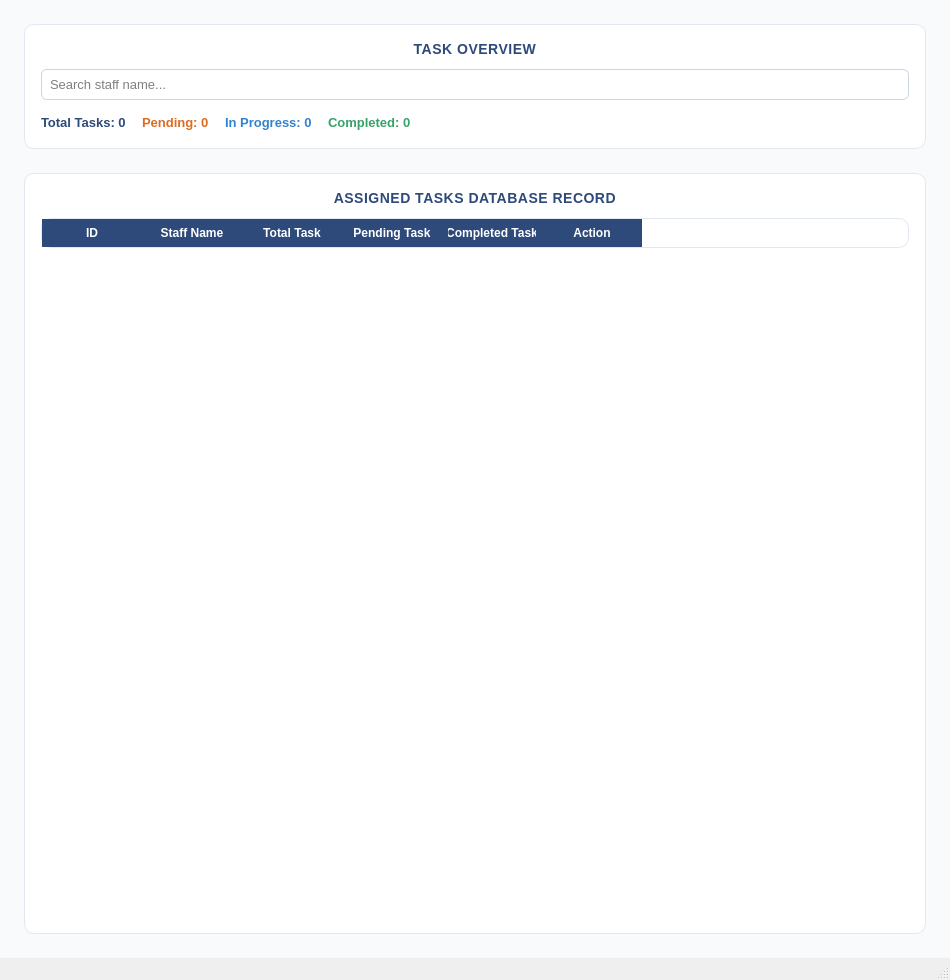
Above: ui/taskmanagement.ui from kriitikat/Sajilo-Bazarr before the change. Below: the same form after it.
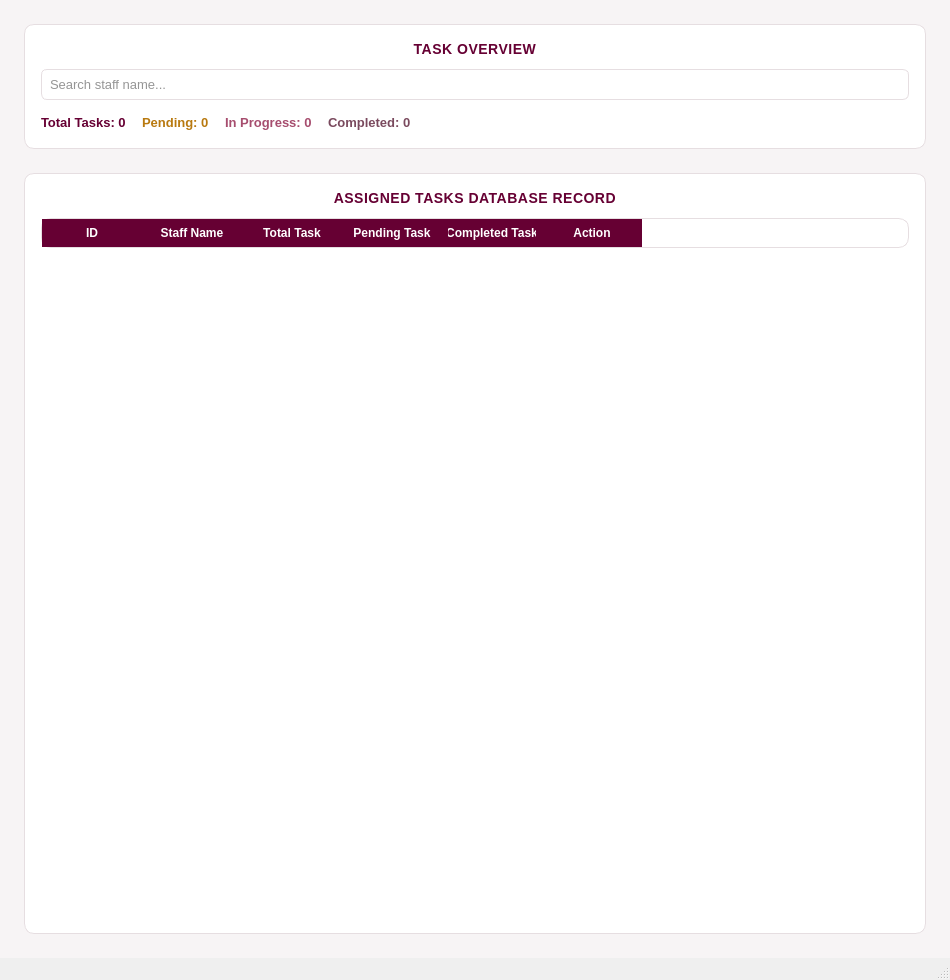
That is the form after the change.

Patch:
```diff
--- a/ui/taskmanagement.ui
+++ b/ui/taskmanagement.ui
@@ -37,7 +37,7 @@
         </rect>
        </property>
        <property name="styleSheet">
-        <string>background-color:#F8FAFC;</string>
+        <string>background-color:#F7F4F5;</string>
        </property>
        <layout class="QVBoxLayout" name="mainLayout">
         <property name="spacing"><number>24</number></property>
@@ -50,7 +50,7 @@
         <item>
          <widget class="QFrame" name="summaryPanel">
           <property name="styleSheet">
-           <string>QFrame { background-color:#FFFFFF; border:1px solid #E2E8F0; border-radius:10px; }</string>
+           <string>QFrame { background-color:#FFFFFF; border:1px solid #E6DEE1; border-radius:10px; }</string>
           </property>
           <layout class="QVBoxLayout" name="summaryPanelLayout">
            <property name="spacing"><number>12</number></property>
@@ -61,7 +61,7 @@
            <item>
             <widget class="QLabel" name="lblOverviewTitle">
              <property name="styleSheet">
-              <string>font-size:14px; font-weight:bold; color:#2D4A7A; letter-spacing:0.5px; border:none;</string>
+              <string>font-size:14px; font-weight:bold; color:#660033; letter-spacing:0.5px; border:none;</string>
              </property>
              <property name="text">
               <string>TASK OVERVIEW</string>
@@ -74,8 +74,8 @@
            <item>
             <widget class="QLineEdit" name="searchBox">
              <property name="styleSheet">
-              <string>QLineEdit { background-color:#FFFFFF; border:1px solid #CBD5E0; color:#000000; border-radius:6px; padding:6px; font-size:13px; }
-QLineEdit:focus { border:1px solid #2D4A7A; }</string>
+              <string>QLineEdit { background-color:#FFFFFF; border:1px solid #E6DEE1; color:#2C2C2C; border-radius:6px; padding:6px; font-size:13px; }
+QLineEdit:focus { border:1px solid #660033; }</string>
              </property>
              <property name="placeholderText">
               <string>Search staff name...</string>
@@ -88,7 +88,7 @@
              <item>
               <widget class="QLabel" name="totalTasksLabel">
                <property name="styleSheet">
-                <string>font-size:13px; font-weight:bold; color:#2D4A7A; border:none;</string>
+                <string>font-size:13px; font-weight:bold; color:#660033; border:none;</string>
                </property>
                <property name="text">
                 <string>Total Tasks: 0</string>
@@ -98,7 +98,7 @@
              <item>
               <widget class="QLabel" name="pendingLabel">
                <property name="styleSheet">
-                <string>font-size:13px; font-weight:bold; color:#DD6B20; border:none;</string>
+                <string>font-size:13px; font-weight:bold; color:#B8790F; border:none;</string>
                </property>
                <property name="text">
                 <string>Pending: 0</string>
@@ -108,7 +108,7 @@
              <item>
               <widget class="QLabel" name="inProgressLabel">
                <property name="styleSheet">
-                <string>font-size:13px; font-weight:bold; color:#3182CE; border:none;</string>
+                <string>font-size:13px; font-weight:bold; color:#A64D6E; border:none;</string>
                </property>
                <property name="text">
                 <string>In Progress: 0</string>
@@ -118,7 +118,7 @@
              <item>
               <widget class="QLabel" name="completedLabel">
                <property name="styleSheet">
-                <string>font-size:13px; font-weight:bold; color:#38A169; border:none;</string>
+                <string>font-size:13px; font-weight:bold; color:#7A4A5E; border:none;</string>
                </property>
                <property name="text">
                 <string>Completed: 0</string>
@@ -145,7 +145,7 @@
         <item>
          <widget class="QFrame" name="tablePanel">
           <property name="styleSheet">
-           <string>QFrame { background-color:#FFFFFF; border:1px solid #E2E8F0; border-radius:10px; }</string>
+           <string>QFrame { background-color:#FFFFFF; border:1px solid #E6DEE1; border-radius:10px; }</string>
           </property>
           <layout class="QVBoxLayout" name="tablePanelLayout">
            <property name="spacing"><number>12</number></property>
@@ -156,7 +156,7 @@
            <item>
             <widget class="QLabel" name="lblTableTitle">
              <property name="styleSheet">
-              <string>font-size:14px; font-weight:bold; color:#2D4A7A; letter-spacing:0.5px; border:none;</string>
+              <string>font-size:14px; font-weight:bold; color:#660033; letter-spacing:0.5px; border:none;</string>
              </property>
              <property name="text">
               <string>ASSIGNED TASKS DATABASE RECORD</string>
@@ -169,11 +169,11 @@
            <item>
             <widget class="QTableWidget" name="assignedTasksTable">
              <property name="styleSheet">
-              <string>QTableWidget { background-color:#FFFFFF; border:none; gridline-color:#EDF2F7; outline:none; }
-QTableWidget::item { padding:6px; color:#000000; }
-QTableWidget::item:selected { background-color:#EBF2FF; color:#000000; }
-QTableWidget::item:hover { background-color:#F7FAFC; }
-QHeaderView::section { background-color:#2D4A7A; color:#FFFFFF; font-weight:bold; border:none; padding:6px; }</string>
+              <string>QTableWidget { background-color:#FFFFFF; border:none; gridline-color:#F5EEF0; outline:none; }
+QTableWidget::item { padding:6px; color:#2C2C2C; }
+QTableWidget::item:selected { background-color:#F3E6EC; color:#2C2C2C; }
+QTableWidget::item:hover { background-color:#FBF7F8; }
+QHeaderView::section { background-color:#660033; color:#FFFFFF; font-weight:bold; border:none; padding:6px; }</string>
              </property>
              <property name="alternatingRowColors">
               <bool>true</bool>
```
